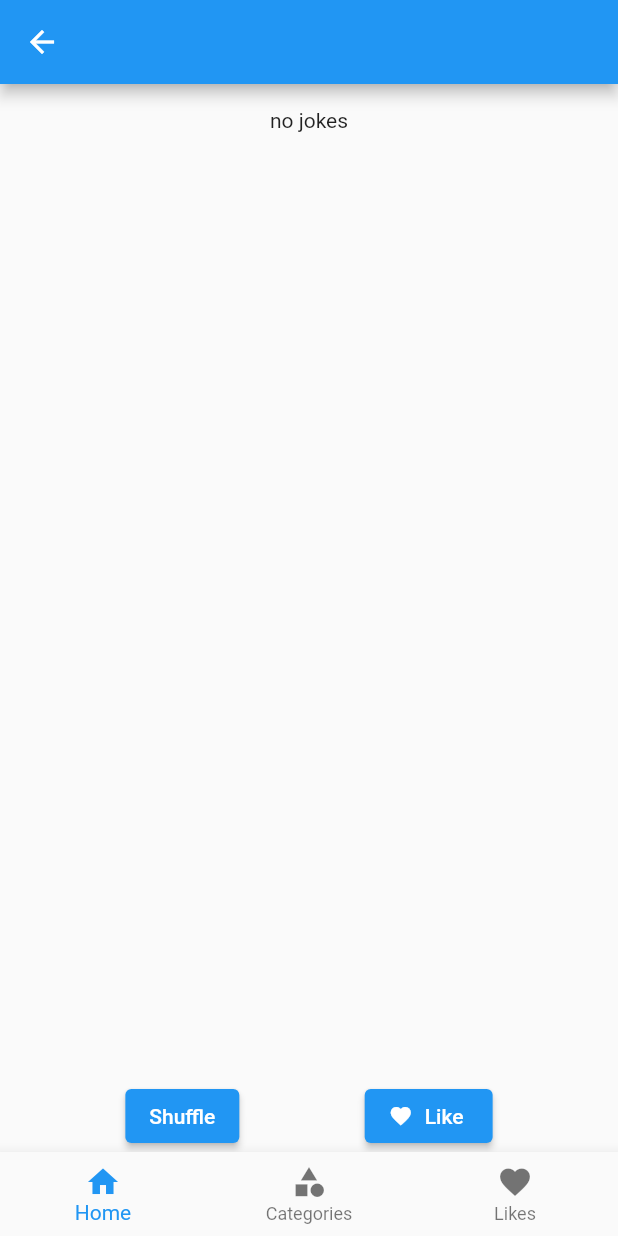
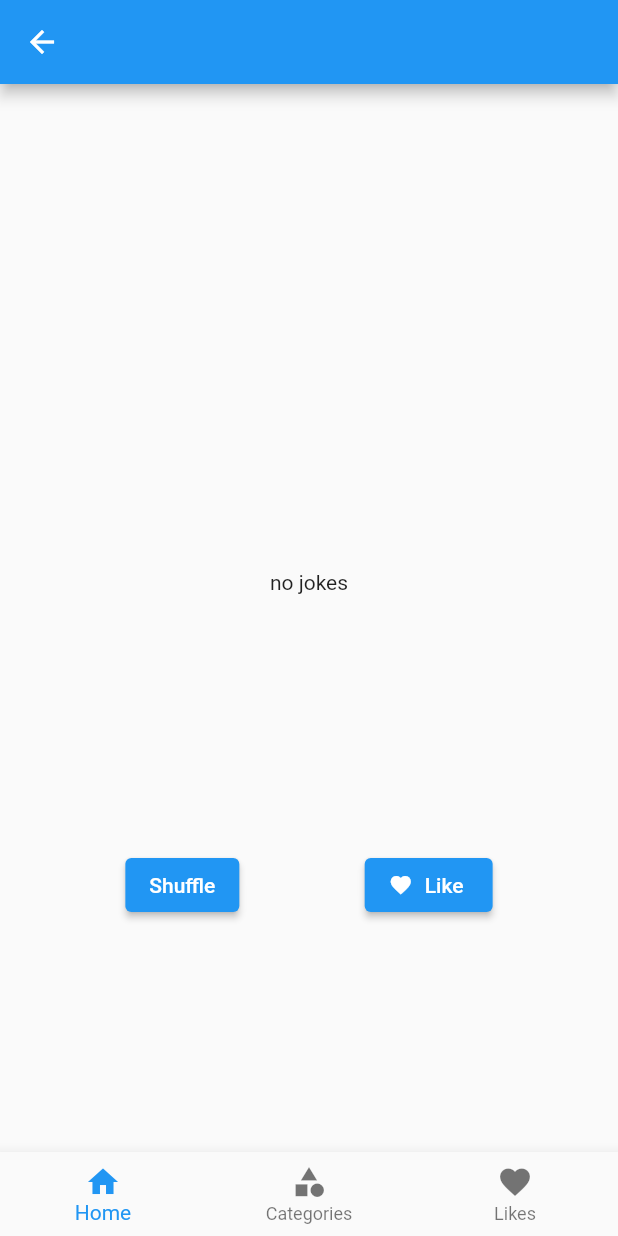
Before and after one commit to aykutonen/chuck_norris_jokes, a Flutter app: the DashboardView screen opened by its route, on a phone screen of 412 x 824 dp. Run offline on Flutter 3.47's test engine with Material 2 defaults, Android fonts, the phone set to English and light mode, and no system bars; our stand-ins replace get, get_storage; accounts and stored records are empty; network calls fail.

Commit message:
yerleşim düzenlendi.

```diff
--- a/lib/views/home.dart
+++ b/lib/views/home.dart
@@ -8,7 +8,7 @@ class HomeView extends StatelessWidget {
   @override
   Widget build(BuildContext context) {
     return Column(
-      mainAxisAlignment: MainAxisAlignment.start,
+      mainAxisAlignment: MainAxisAlignment.spaceEvenly,
       crossAxisAlignment: CrossAxisAlignment.center,
       children: [
         Obx(
@@ -26,8 +26,7 @@ class HomeView extends StatelessWidget {
                 )
               : Container(),
         ),
-        Expanded(
-          child: Padding(
+        Padding(
           padding: const EdgeInsets.all(16.0),
           child: Obx(() => ctrl.isLoading.value
               ? Center(child: CircularProgressIndicator())
@@ -36,7 +35,6 @@ class HomeView extends StatelessWidget {
                       child: Text(ctrl.joke.value!.content),
                     )
                   : Text("no jokes")),
-          ),
         ),
         Row(
           mainAxisAlignment: MainAxisAlignment.spaceEvenly,
```
Lines whose indentation alone changed are shown as unchanged.
